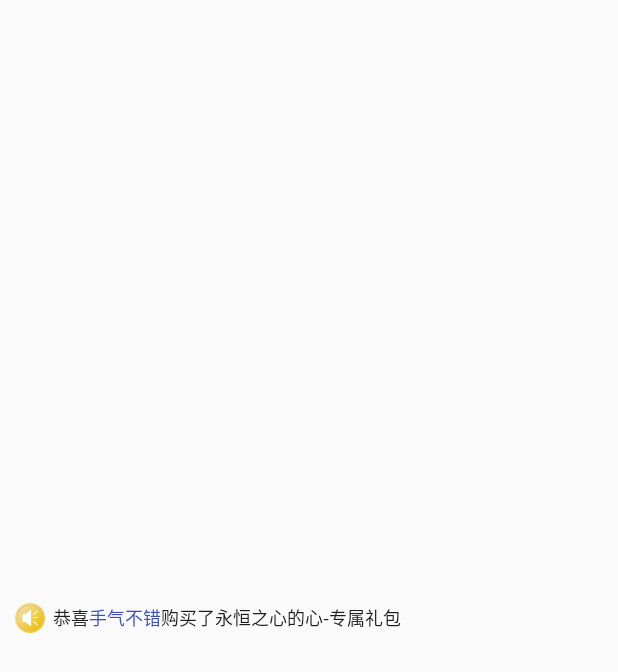
After one commit to Ryxz/zhongbao, an Android app: the layout list_item_shuffing_info.xml on its own in the app's theme, with its tools: preview values and no code run, on a phone screen of 412 x 824 dp. The commit adds this screen. Shown: the top 672 px of the screen. Run offline under Robolectric (Android 15) with nearby library versions, the phone set to English and light mode, and no system bars.

Commit message:
home界面修改

```diff
--- a/app/src/main/res/layout/activity_main.xml
+++ b/app/src/main/res/layout/activity_main.xml
@@ -125,6 +125,7 @@
 
 
             <TextView
+                android:id="@+id/tv_goods_number"
                 android:layout_marginTop="3dp"
                 android:background="@drawable/back"
                 android:textSize="11sp"
--- /dev/null
+++ b/app/src/main/res/layout/list_item_shuffing_info.xml
@@ -0,0 +1,42 @@
+<?xml version="1.0" encoding="utf-8"?>
+
+<LinearLayout android:id="@+id/skip_center"
+    android:layout_width="match_parent"
+    android:layout_height="match_parent"
+    android:orientation="horizontal"
+    xmlns:android="http://schemas.android.com/apk/res/android">
+
+    <ImageView
+        android:layout_width="20dp"
+        android:layout_height="20dp"
+        android:layout_gravity="center_vertical"
+        android:layout_marginLeft="10dp"
+        android:background="@mipmap/laba" />
+
+    <TextView
+        android:layout_width="wrap_content"
+        android:layout_height="wrap_content"
+        android:layout_gravity="center_vertical"
+        android:layout_marginLeft="5dp"
+        android:text="恭喜"
+        android:textColor="@color/text_color"
+        android:textSize="12sp" />
+
+    <TextView
+        android:id="@+id/tv_name"
+        android:layout_width="wrap_content"
+        android:layout_height="wrap_content"
+        android:layout_gravity="center_vertical"
+        android:text="手气不错"
+        android:textColor="@color/colorPrimary"
+        android:textSize="12sp" />
+
+    <TextView
+        android:id="@+id/tv_prize"
+        android:layout_width="wrap_content"
+        android:layout_height="wrap_content"
+        android:layout_gravity="center_vertical"
+        android:text="购买了永恒之心的心-专属礼包"
+        android:textColor="@color/text_color"
+        android:textSize="12sp" />
+</LinearLayout>
```
Also changed, not shown: app/src/main/java/com/zhongbao/zhongbao/MainActivity.java (+23 -1 lines), app/src/main/java/com/zhongbao/zhongbao/home/adapter/ShufflingInfoAdapter.java (added, +56 -0 lines), 1 other file.
